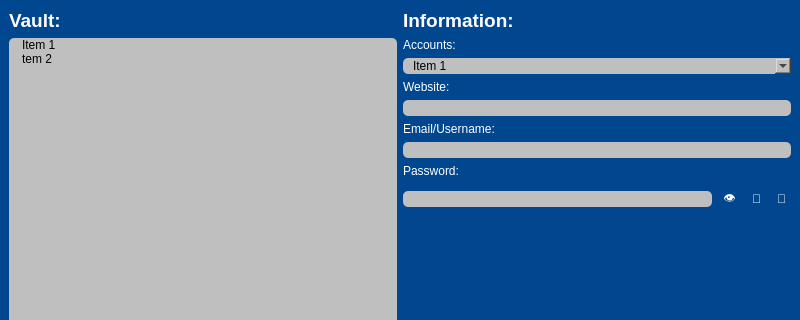
Above: Desktop App/GUI/TwoKey/manager.ui from Satharus/TwoKey before the change; both pictures show x 0 to 800 and y 0 to 320 of the 800 by 600 pixel window. Below: the same form after it.
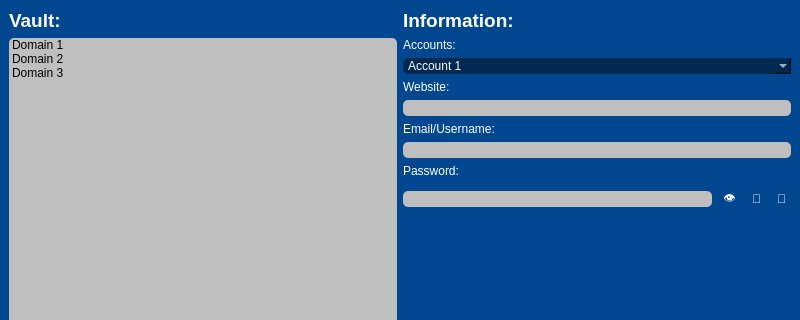
That is the form after the change.

Commit message: Fixed QComboBox and QListWidget's style sheets. No domain icons and no navigation yet

What changed in the file:
```diff
--- a/Desktop App/GUI/TwoKey/manager.ui
+++ b/Desktop App/GUI/TwoKey/manager.ui
@@ -45,21 +45,57 @@
         <property name="styleSheet">
          <string notr="true">QListWidget{
 	background-color: #bfbfbf;
+	color: #fff;
+	border-style: solid;
+	border-color: #141414;
+	border-radius: 5px;
+	show-decoration-selected: 0;
+}
+
+
+QListWidget::item:selected{
+	color: #ffffff;
+	font-weight: bold;
+	background-color: #002952;
+   	border-style: solid;
+	border-color: #141414;
+	border-radius: 5px;
+	padding-left: 5px;
+}
+
+
+QListWidget::item:!selected{
 	color: #000000;
+	background-color: transparent;
 	border-style: solid;
 	border-color: #141414;
 	border-radius: 5px;
-	padding-left: 10px;
+	padding-left: 0px;
+}
+
+
+QListWidget::item:!selected:hover{
+	color: #000000;
+	background-color: #ababab;
+	border-style: solid;
+	border-color: #141414;
+	border-radius: 5px;
+	padding-left: 0px;
 }</string>
         </property>
         <item>
          <property name="text">
-          <string>Item 1</string>
+          <string>Domain 1</string>
          </property>
         </item>
         <item>
          <property name="text">
-          <string>tem 2</string>
+          <string>Domain 2</string>
+         </property>
+        </item>
+        <item>
+         <property name="text">
+          <string>Domain 3</string>
          </property>
         </item>
        </widget>
@@ -139,17 +175,19 @@
        <widget class="QComboBox" name="comboBox">
         <property name="styleSheet">
          <string notr="true">QComboBox{
-	background-color: #bfbfbf;
-	color: #000000;
+	background-color: #002952;
+	color: #ffffff;
+	selection-color: #000000;
+	selection-background-color: #bfbfbf;
 	border-style: solid;
 	border-color: #141414;
 	border-radius: 5px;
-	padding-left: 10px;
+	padding-left: 5px;
 }</string>
         </property>
         <item>
          <property name="text">
-          <string>Item 1</string>
+          <string>Account 1</string>
          </property>
         </item>
         <item>
```
Left out of the diff: 7 changed lines with no effect on the pictures. The commit also changes 1 other file.
